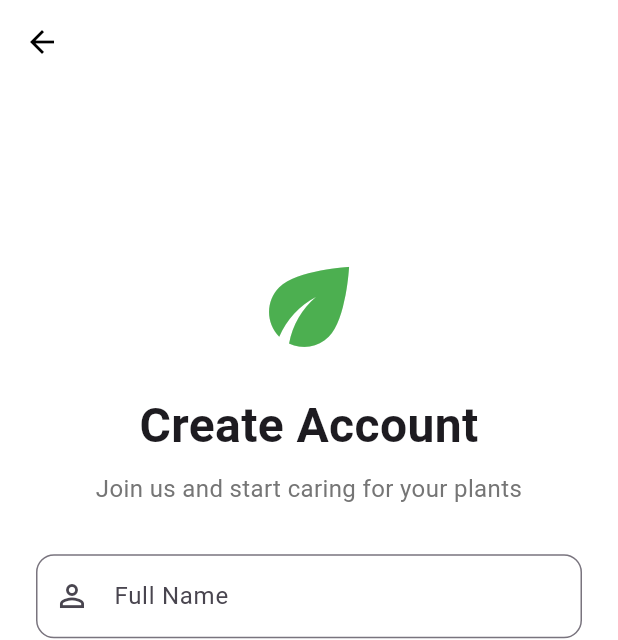
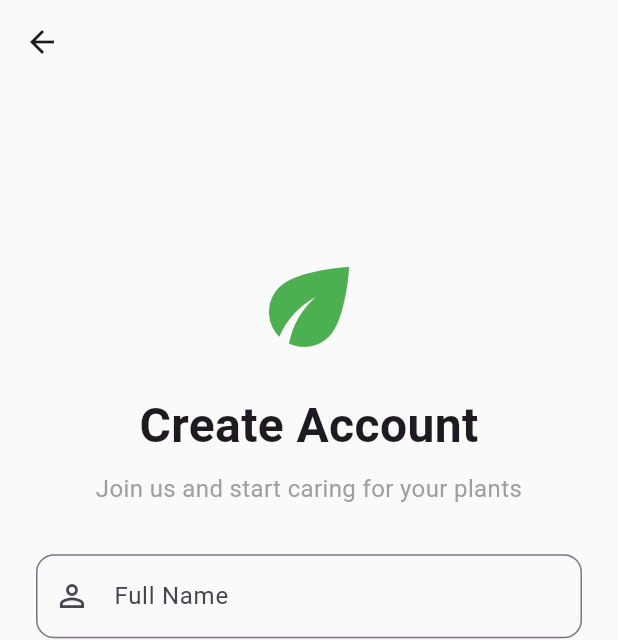
Before and after one commit to danith11/Plant-Care-App, a Flutter app: the screen it shows after launch, after a tap on "Sign Up", on a phone screen of 412 x 824 dp. Shown: the top 640 px of the screen. Run offline on Flutter 3.47's test engine with Material 3 defaults, Android fonts, the phone set to English and light mode, and no system bars; our stand-ins replace shared_preferences.

Commit message:
Added Dark Mode Feature

```diff
--- a/lib/main.dart
+++ b/lib/main.dart
@@ -1,4 +1,5 @@
 import 'package:flutter/material.dart';
+import 'package:plant_care_app/providers/theme_provider.dart';
 import 'package:provider/provider.dart';
 import 'providers/auth_provider.dart';
 import 'providers/plant_provider.dart';
@@ -15,6 +16,7 @@ void main() async {
       providers: [
         ChangeNotifierProvider.value(value: authProvider),
         ChangeNotifierProvider(create: (_) => PlantProvider()),
+        ChangeNotifierProvider(create: (_) => ThemeProvider()),
       ],
       child: MyApp(),
     ),
@@ -24,13 +26,13 @@ void main() async {
 class MyApp extends StatelessWidget {
   @override
   Widget build(BuildContext context) {
+
+    final themeProvider = Provider.of<ThemeProvider>(context);
+
     return MaterialApp(
       title: 'Plant Care Tracker',
       debugShowCheckedModeBanner: false,
-      theme: ThemeData(
-        primarySwatch: Colors.green,
-        useMaterial3: true,
-      ),
+      theme: themeProvider.currentTheme,
       home: Consumer<AuthProvider>(
         builder: (context, auth, _) {
           return auth.isAuthenticated ? HomeScreen() : LoginScreen();
--- /dev/null
+++ b/lib/providers/theme_provider.dart
@@ -0,0 +1,35 @@
+import 'package:flutter/material.dart';
+
+class ThemeProvider with ChangeNotifier {
+  bool _isDarkMode = false;
+
+  bool get isDarkMode => _isDarkMode;
+
+  ThemeData get currentTheme => _isDarkMode ? _darkTheme : _lightTheme;
+
+  void toggleTheme() {
+    _isDarkMode = !_isDarkMode;
+    notifyListeners();
+  }
+
+  final ThemeData _lightTheme = ThemeData(
+    brightness: Brightness.light,
+    primarySwatch: Colors.green,
+    scaffoldBackgroundColor: Colors.grey.shade50,
+    appBarTheme: const AppBarTheme(
+      backgroundColor: Colors.green,
+      foregroundColor: Colors.white,
+    ),
+  );
+
+  final ThemeData _darkTheme = ThemeData(
+    brightness: Brightness.dark,
+    primarySwatch: Colors.green,
+    scaffoldBackgroundColor: const Color(0xFF121212), // Standard dark background
+    appBarTheme: const AppBarTheme(
+      backgroundColor: Color(0xFF1E1E1E),
+      foregroundColor: Colors.white,
+    ),
+    cardColor: const Color(0xFF1E1E1E),
+  );
+}
--- a/lib/screens/signup_screen.dart
+++ b/lib/screens/signup_screen.dart
@@ -50,12 +50,13 @@ class _SignupScreenState extends State<SignupScreen> {
     final provider = Provider.of<AuthProvider>(context);
 
     return Scaffold(
-      backgroundColor: Colors.white,
+      // 👈 Removed backgroundColor: Colors.white
       appBar: AppBar(
-        backgroundColor: Colors.white,
+        backgroundColor: Colors.transparent, // 👈 Blends seamlessly with the background in both modes
         elevation: 0,
         leading: IconButton(
-          icon: const Icon(Icons.arrow_back, color: Colors.black),
+          // 👈 Automatically changes between black and white based on the Theme!
+          icon: Icon(Icons.arrow_back, color: Theme.of(context).textTheme.bodyLarge?.color),
           onPressed: () => Navigator.pop(context),
         ),
       ),
@@ -80,7 +81,8 @@ class _SignupScreenState extends State<SignupScreen> {
                   Text(
                     'Join us and start caring for your plants',
                     textAlign: TextAlign.center,
-                    style: TextStyle(fontSize: 16, color: Colors.grey.shade600),
+                    // 👈 Swapped shade600 for standard grey so it looks good on both black and white
+                    style: const TextStyle(fontSize: 16, color: Colors.grey),
                   ),
                   const SizedBox(height: 32),
 
@@ -109,7 +111,6 @@ class _SignupScreenState extends State<SignupScreen> {
                       if (value == null || value.isEmpty) {
                         return 'Please enter your email';
                       }
-
 
                       final emailRegex = RegExp(r'^[\w-\.]+@([\w-]+\.)+[\w-]{2,4}$');
 
```
Also changed, not shown: lib/screens/home_screen.dart (+107 -23 lines), lib/screens/plant_detail_screen.dart (+3 -6 lines), lib/widgets/plant_card.dart (+6 -7 lines).
